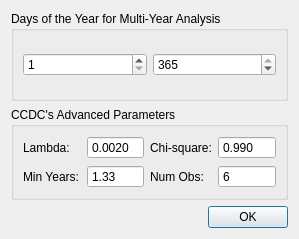
The window that ui/advanced_settings.ui (SMByC/CCD-Plugin) describes before a commit, drawn with Qt 5.
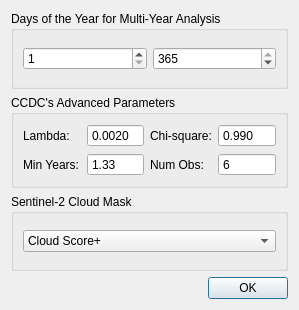
The same window after the commit.

Commit message: Several refactoring and improvements, including cloud masking, CCDC processing, plot re-design, sampled pixel, confirmed CCDC breaks.

```diff
--- a/ui/advanced_settings.ui
+++ b/ui/advanced_settings.ui
@@ -7,7 +7,7 @@
     <x>0</x>
     <y>0</y>
     <width>299</width>
-    <height>239</height>
+    <height>310</height>
    </rect>
   </property>
   <property name="windowTitle">
@@ -134,6 +134,48 @@
     </widget>
    </item>
    <item row="2" column="0">
+    <widget class="QGroupBox" name="cloud_mask_widget">
+     <property name="title">
+      <string>Sentinel-2 Cloud Mask</string>
+     </property>
+     <layout class="QHBoxLayout" name="horizontalLayout_2">
+      <item>
+       <widget class="QComboBox" name="cloud_filter">
+        <property name="toolTip">
+         <string>&lt;html&gt;&lt;head/&gt;&lt;body&gt;&lt;p&gt;Per-pixel cloud/shadow mask applied to Sentinel-2 (ignored for Landsat, which always uses CFmask/QA_PIXEL).&lt;/p&gt;&lt;p&gt;- Cloud Score+: scores cloud, cirrus, haze and shadow in one band; best quality/retention balance&lt;br&gt;- s2cloudless: cloud probability plus a solar-geometry shadow projection&lt;br&gt;- Sen2Cor: the scene classification (SCL) shipped with L2A, dilated&lt;br&gt;- No Mask: keep every observation (rely on CCDC's TMask alone)&lt;/p&gt;&lt;/body&gt;&lt;/html&gt;</string>
+        </property>
+        <property name="currentText">
+         <string>Cloud Score+</string>
+        </property>
+        <property name="currentIndex">
+         <number>0</number>
+        </property>
+        <item>
+         <property name="text">
+          <string>Cloud Score+</string>
+         </property>
+        </item>
+        <item>
+         <property name="text">
+          <string>s2cloudless</string>
+         </property>
+        </item>
+        <item>
+         <property name="text">
+          <string>Sen2Cor</string>
+         </property>
+        </item>
+        <item>
+         <property name="text">
+          <string>No Mask</string>
+         </property>
+        </item>
+       </widget>
+      </item>
+     </layout>
+    </widget>
+   </item>
+   <item row="3" column="0">
     <widget class="QDialogButtonBox" name="buttonBox">
       <property name="orientation">
        <enum>Qt::Orientation::Horizontal</enum>
```
Left out of the diff: 8 changed lines with no effect on the pictures. The commit also changes 16 other files.
